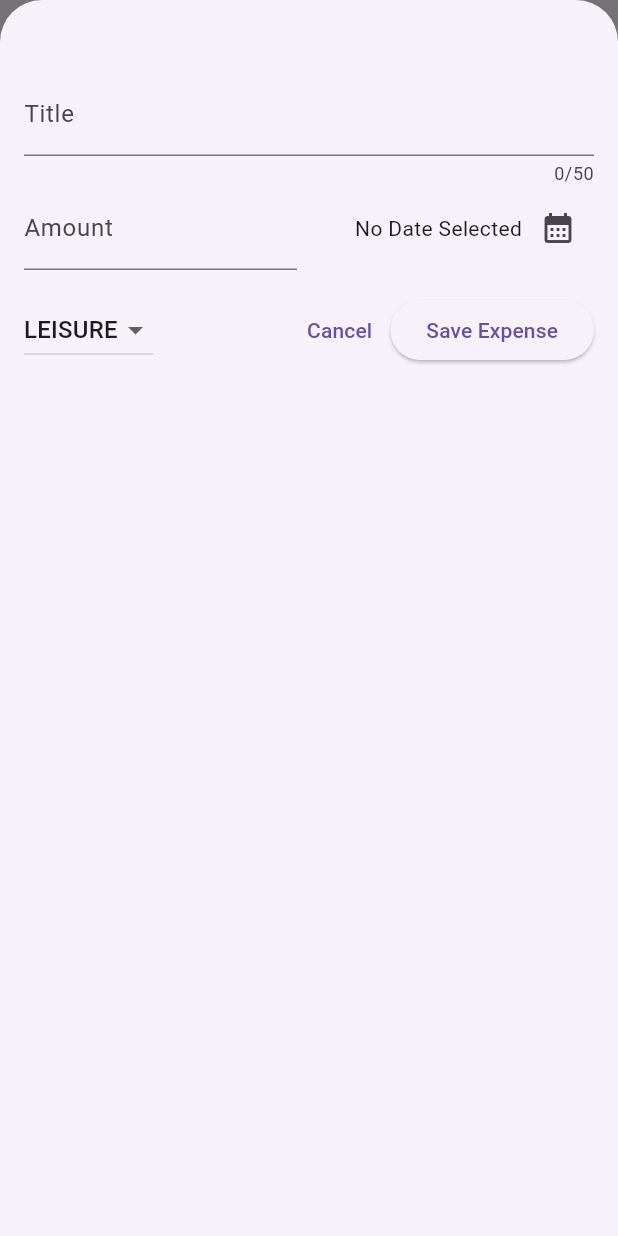
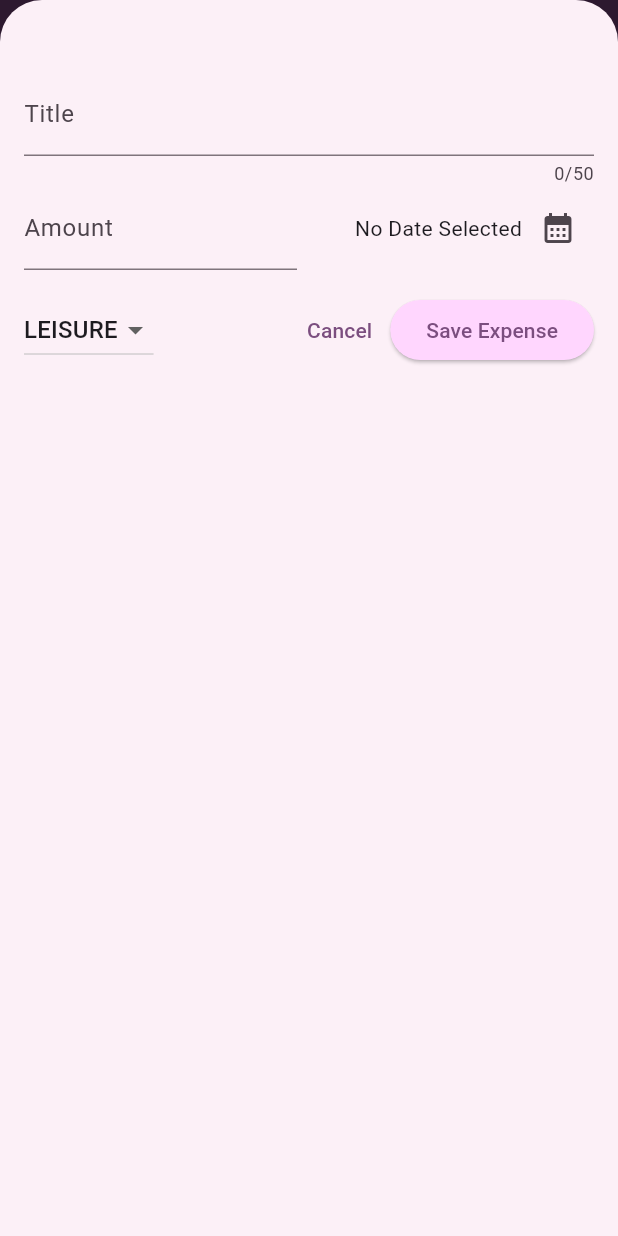
Before and after one commit to PratikPaulkar/expense_tracker, a Flutter app: the screen it shows after launch, after a tap on the "add" icon, on a phone screen of 412 x 824 dp. Run offline on Flutter 3.47's test engine with Material 3 defaults, Android fonts, the phone set to English and light mode, and no system bars.

Commit message:
Added the themeData

```diff
--- a/lib/Widgets/expenses_list/expense_item.dart
+++ b/lib/Widgets/expenses_list/expense_item.dart
@@ -14,8 +14,10 @@ class ExpenseItem extends StatelessWidget {
           horizontal: 20,
           vertical: 16,
         ),
-        child: Column(children: [
-          Text(expense.title),
+        child: Column(
+          crossAxisAlignment: CrossAxisAlignment.start,
+          children: [
+          Text(expense.title, style: Theme.of(context).textTheme.titleLarge),
           const SizedBox(
             height: 4,
           ),
@@ -26,7 +28,9 @@ class ExpenseItem extends StatelessWidget {
               Row(
                 children: [
                   Icon(categoryIcons[expense.category]),
-                  const SizedBox(width: 8,),
+                  const SizedBox(
+                    width: 8,
+                  ),
                   Text(expense.formattedDate)
                 ],
               )
--- a/lib/main.dart
+++ b/lib/main.dart
@@ -1,10 +1,36 @@
 import 'package:flutter/material.dart';
 import 'package:expense_tracker/Widgets/expenses.dart';
 
+var kColorScheme =
+    ColorScheme.fromSeed(seedColor: Color.fromARGB(255, 201, 101, 214));
+
 void main() {
   runApp(
-    const MaterialApp(
-      home: Expenses(),
+    MaterialApp(
+      theme: ThemeData().copyWith(
+        colorScheme: kColorScheme,
+        appBarTheme: const AppBarTheme().copyWith(
+            backgroundColor: kColorScheme.onPrimaryContainer,
+            foregroundColor: kColorScheme.primaryContainer),
+        cardTheme: const CardTheme().copyWith(
+            color: kColorScheme.secondaryContainer,
+            margin: const EdgeInsets.symmetric(
+              horizontal: 16,
+              vertical: 8,
+            )),
+        elevatedButtonTheme: ElevatedButtonThemeData(
+          style: ElevatedButton.styleFrom(
+              backgroundColor: kColorScheme.primaryContainer),
+        ),
+        textTheme: ThemeData().textTheme.copyWith(
+              titleLarge: TextStyle(
+                fontWeight: FontWeight.bold,
+                color: kColorScheme.onSecondaryContainer,
+                fontSize: 16,
+              ),
+            ),
+      ),
+      home: const Expenses(),
     ),
   );
 }
```
